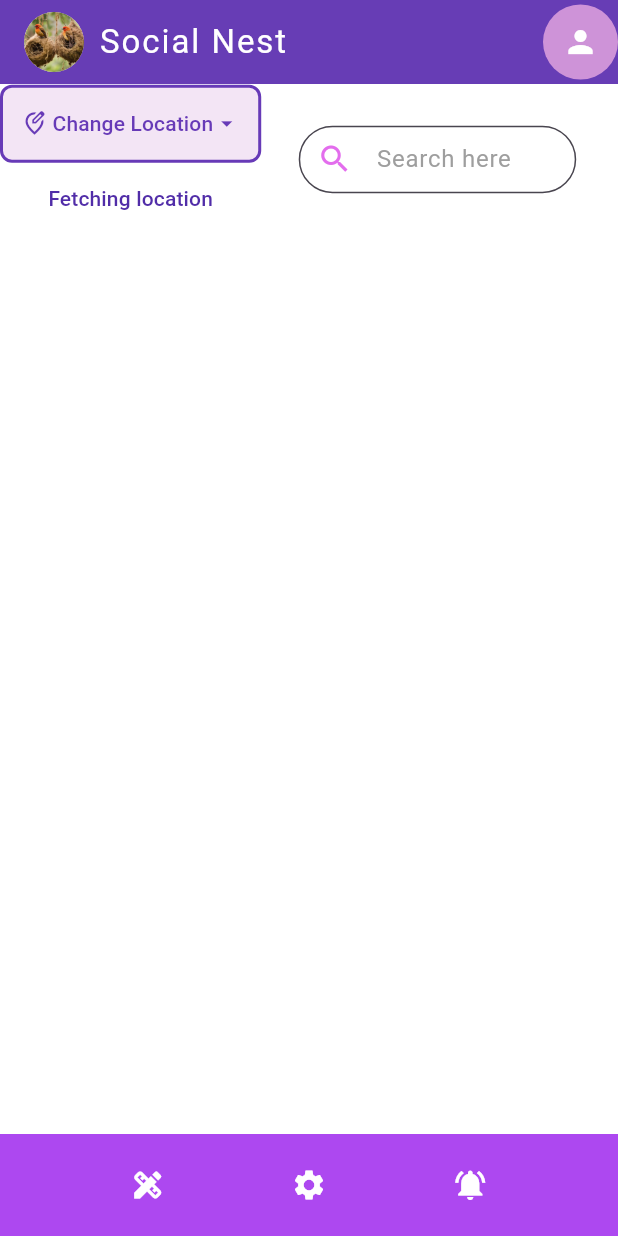
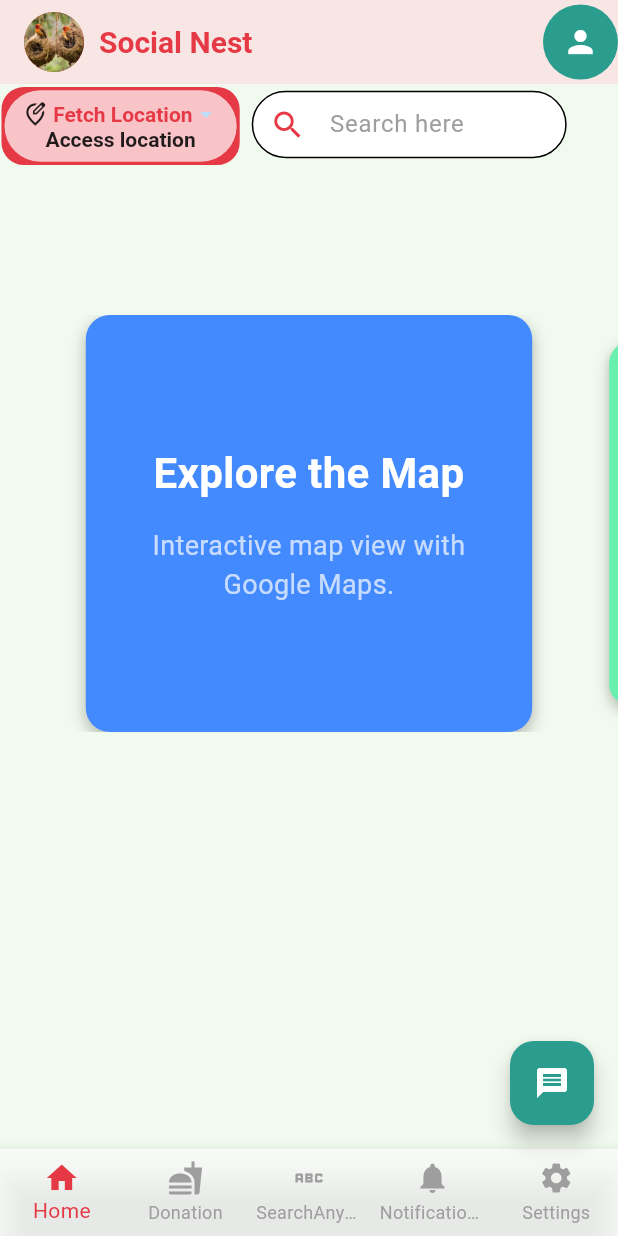
Before and after one commit to SpoorthyS1/Social_Nest, a Flutter app: the screen it shows once a user with an empty profile is signed in, on a phone screen of 412 x 824 dp. Run offline on Flutter 3.47's test engine with Material 3 defaults, Android fonts, the light colour scheme and no system bars; drawn by our look-alikes of carousel_slider; our stand-ins replace firebase_auth, firebase_core, geocoding, geolocator, google_sign_in; accounts and stored records are empty.

Commit message:
Theme and layout change

```diff
--- /dev/null
+++ b/lib/component/carousel_cards.dart
@@ -0,0 +1,92 @@
+import 'package:flutter/material.dart';
+import 'package:carousel_slider/carousel_slider.dart';
+
+class TallCarouselCards extends StatelessWidget {
+  @override
+  Widget build(BuildContext context) {
+    final theme = Theme.of(context);
+
+    return Scaffold(
+      body: CarouselSlider(
+        options: CarouselOptions(
+          height: MediaQuery.of(context).size.height, // Full screen height
+          autoPlay: true,
+          enlargeCenterPage: true,
+          enableInfiniteScroll: false,
+          autoPlayInterval: Duration(seconds: 3),
+        ),
+        items: [
+          _customCard(
+              "Explore the Map",
+              "Interactive map view with Google Maps.",
+              theme,
+              Colors.blueAccent,
+              context),
+          _customCard("Nearby Places", "Discover cafes, gyms, parks, and more!",
+              theme, Colors.greenAccent, context),
+          _customCard("Game Notifications", "Invite friends a!", theme,
+              Colors.orangeAccent, context),
+          _customCard(
+              "Food Collection",
+              "Contribute to food drives in your area.",
+              theme,
+              Colors.purpleAccent,
+              context),
+          _customCard(
+              "News & Updates",
+              "Stay updated with the latest community news.",
+              theme,
+              Colors.redAccent,
+              context),
+        ],
+      ),
+    );
+  }
+
+  Widget _customCard(String title, String description, ThemeData theme,
+      Color color, BuildContext context) {
+    return Container(
+      margin:
+          const EdgeInsets.symmetric(horizontal: 16), // Spacing between cards
+      height: MediaQuery.of(context).size.height * 0.85, // 85% of screen height
+      decoration: BoxDecoration(
+        color: color,
+        borderRadius: BorderRadius.circular(16.0),
+        boxShadow: [
+          BoxShadow(
+            color: Colors.black26,
+            blurRadius: 8,
+            offset: Offset(0, 4),
+          ),
+        ],
+      ),
+      child: Padding(
+        padding: const EdgeInsets.all(20.0),
+        child: Column(
+          mainAxisAlignment: MainAxisAlignment.center,
+          children: [
+            Text(
+              title,
+              style: TextStyle(
+                fontSize: 28,
+                fontWeight: FontWeight.bold,
+                color: Colors.white,
+              ),
+              textAlign: TextAlign.center,
+            ),
+            SizedBox(height: 16),
+            Text(
+              description,
+              style: TextStyle(
+                fontSize: 18,
+                fontWeight: FontWeight.normal,
+                color: Colors.white70,
+              ),
+              textAlign: TextAlign.center,
+            ),
+          ],
+        ),
+      ),
+    );
+  }
+}
--- a/lib/main.dart
+++ b/lib/main.dart
@@ -2,6 +2,7 @@ import 'package:flutter/material.dart';
 import 'package:firebase_core/firebase_core.dart';
 import 'package:firebase_auth/firebase_auth.dart';
 import 'package:provider/provider.dart';
+import 'package:social_nest/methods/Theme.dart';
 import 'package:social_nest/methods/firebase_auth_methods.dart';
 // import 'package:loginss/pages/register_page.dart';
 import 'firebase_options.dart';
@@ -38,6 +39,9 @@ class MyApp extends StatelessWidget {
       ],
       child: MaterialApp(
           debugShowCheckedModeBanner: false,
+          theme: AppTheme.lightTheme, // Light Theme
+          darkTheme: AppTheme.darkTheme, // Dark Theme
+          themeMode: ThemeMode.system,
           home: StreamBuilder(
               stream: FirebaseAuth.instance.userChanges(),
               builder: (context, snapshot) {
--- /dev/null
+++ b/lib/methods/Theme.dart
@@ -0,0 +1,164 @@
+import 'package:flutter/material.dart';
+
+class AppTheme {
+  static ThemeData lightTheme = ThemeData(
+    brightness: Brightness.light,
+    primaryColor: const Color(0xFFe63946), // Red
+    colorScheme: ColorScheme.light(
+      primary: const Color(0xFFe63946), // Red
+      secondary: const Color(0xFF2a9d8f), // Green (Teal)
+    ),
+    scaffoldBackgroundColor: const Color(0xFFF1FAEE), // Soft Light Background
+    appBarTheme: const AppBarTheme(
+      backgroundColor: Colors.white70, // Red for AppBar
+      elevation: 4,
+      iconTheme: IconThemeData(color: Colors.white),
+      titleTextStyle: TextStyle(
+        color: const Color(0xFFe63946),
+        fontWeight: FontWeight.bold,
+        fontSize: 20,
+      ),
+    ),
+    floatingActionButtonTheme: const FloatingActionButtonThemeData(
+      backgroundColor: Color(0xFF2a9d8f), // Green for FAB
+      foregroundColor: Colors.white,
+    ),
+    bottomNavigationBarTheme: const BottomNavigationBarThemeData(
+      backgroundColor: Colors.white70, // Dark Gray
+      selectedItemColor: Color(0xFFe63946), // Green for selected items
+      unselectedItemColor: Colors.grey,
+    ),
+    textTheme: const TextTheme(
+      displayLarge: TextStyle(
+        fontSize: 32.0,
+        fontWeight: FontWeight.bold,
+        color: Colors.white, // White Text
+      ),
+      displayMedium: TextStyle(
+        fontSize: 24.0,
+        fontWeight: FontWeight.bold,
+        color: Colors.white, // White Text
+      ),
+      bodyLarge: TextStyle(
+        fontSize: 16.0,
+        color: Colors.white70, // Slightly Greyed White
+      ),
+      bodyMedium: TextStyle(
+        fontSize: 14.0,
+        color: Colors.white70, // Slightly Greyed White
+      ),
+      labelLarge: TextStyle(
+        fontSize: 16.0,
+        fontWeight: FontWeight.bold,
+        color: Color(0xFF2a9d8f), // Green for Labels
+      ),
+    ),
+    elevatedButtonTheme: ElevatedButtonThemeData(
+      style: ElevatedButton.styleFrom(
+        backgroundColor:
+            const Color.fromARGB(255, 227, 186, 189), // Soft pinkish-red color
+        shape: RoundedRectangleBorder(
+          borderRadius: BorderRadius.circular(8.0),
+        ),
+      ),
+    ),
+    inputDecorationTheme: const InputDecorationTheme(
+      filled: true,
+      fillColor: Colors.white,
+      contentPadding: EdgeInsets.symmetric(vertical: 10.0, horizontal: 15.0),
+      border: OutlineInputBorder(
+        borderRadius: BorderRadius.all(Radius.circular(8.0)),
+        borderSide: BorderSide(color: Color(0xFFe63946), width: 2.0),
+      ),
+      hintStyle: TextStyle(color: Colors.grey),
+      prefixIconColor: Color(0xFFe63946), // Red prefix icon color
+    ),
+    textButtonTheme: TextButtonThemeData(
+      style: TextButton.styleFrom(
+        foregroundColor: const Color(0xFFe63946),
+        disabledForegroundColor:
+            Colors.grey.withOpacity(0.38), // Disabled button color
+        textStyle: const TextStyle(fontWeight: FontWeight.bold),
+      ),
+    ),
+  );
+
+  static ThemeData darkTheme = ThemeData(
+    brightness: Brightness.dark,
+    primaryColor: const Color(0xFFe63946), // Red
+    colorScheme: ColorScheme.dark(
+      primary: const Color(0xFFe63946), // Red
+      secondary: const Color(0xFF2a9d8f), // Green (Teal)
+    ),
+    scaffoldBackgroundColor: const Color(0xFF1a1a1a), // Dark Background
+    appBarTheme: const AppBarTheme(
+      backgroundColor: Color(0xFF333333), // Dark Gray AppBar
+      titleTextStyle: TextStyle(
+        color: Colors.white,
+        fontWeight: FontWeight.bold,
+        fontSize: 20,
+      ),
+      iconTheme: IconThemeData(color: Colors.white),
+    ),
+    floatingActionButtonTheme: const FloatingActionButtonThemeData(
+      backgroundColor: Color(0xFF2a9d8f), // Green for FAB
+      foregroundColor: Colors.white,
+    ),
+    bottomNavigationBarTheme: const BottomNavigationBarThemeData(
+      backgroundColor: Color(0xFF333333), // Dark Gray
+      selectedItemColor: const Color(0xFFe63946), // Green for selected items
+      unselectedItemColor: Colors.grey,
+    ),
+    textTheme: const TextTheme(
+      displayLarge: TextStyle(
+        fontSize: 32.0,
+        fontWeight: FontWeight.bold,
+        color: Colors.white, // White Text
+      ),
+      displayMedium: TextStyle(
+        fontSize: 24.0,
+        fontWeight: FontWeight.bold,
+        color: Colors.white, // White Text
+      ),
+      bodyLarge: TextStyle(
+        fontSize: 16.0,
+        color: Colors.white70, // Slightly Greyed White
+      ),
+      bodyMedium: TextStyle(
+        fontSize: 14.0,
+        color: Colors.white70, // Slightly Greyed White
+      ),
+      labelLarge: TextStyle(
+        fontSize: 16.0,
+        fontWeight: FontWeight.bold,
+        color: Color(0xFF2a9d8f), // Green for Labels
+      ),
+    ),
+    buttonTheme: ButtonThemeData(
+      buttonColor: const Color(0xFFe63946), // Red Buttons
+      textTheme: ButtonTextTheme.primary,
+      shape: RoundedRectangleBorder(
+        borderRadius: BorderRadius.circular(8.0),
+      ),
+    ),
+    inputDecorationTheme: const InputDecorationTheme(
+      filled: true,
+      fillColor: Colors.white,
+      contentPadding: EdgeInsets.symmetric(vertical: 10.0, horizontal: 15.0),
+      border: OutlineInputBorder(
+        borderRadius: BorderRadius.all(Radius.circular(8.0)),
+        borderSide: BorderSide(color: Color(0xFFe63946), width: 2.0),
+      ),
+      hintStyle: TextStyle(color: Colors.grey),
+      prefixIconColor: Color(0xFFe63946), // Red prefix icon color
+    ),
+    textButtonTheme: TextButtonThemeData(
+      style: TextButton.styleFrom(
+        foregroundColor: Colors.white,
+        disabledForegroundColor:
+            Colors.grey.withOpacity(0.38), // Disabled button color
+        textStyle: const TextStyle(fontWeight: FontWeight.bold),
+      ),
+    ),
+  );
+}
--- a/lib/pages/HomePage.dart
+++ b/lib/pages/HomePage.dart
@@ -1,6 +1,7 @@
 import 'package:flutter/material.dart';
 import 'package:geolocator/geolocator.dart';
 import 'package:geocoding/geocoding.dart';
+import 'package:social_nest/component/carousel_cards.dart';
 import 'package:social_nest/component/locations.dart';
 import 'package:social_nest/pages/Notifications.dart';
 import 'package:social_nest/pages/Profile.dart';
@@ -18,8 +19,10 @@ class _HomePageState extends State<HomePage> {
   final LocationService locationService = LocationService();
 
   String? address = null;
-  String? sublocality = 'Fetching location';
+  String? sublocality = 'Access location';
   Position? currentPosition = null;
+
+  int _selectedIndex = 0;
 
   Future<void> fetchLocation() async {
     try {
@@ -67,14 +70,44 @@ class _HomePageState extends State<HomePage> {
     }
   }
 
-  TextEditingController myController = TextEditingController();
+  void _onItemTapped(int index) {
+    setState(() {
+      _selectedIndex = index;
+    });
+    switch (index) {
+      case 0:
+        Navigator.pushReplacement(
+          context,
+          MaterialPageRoute(builder: (context) => HomePage()),
+        );
+        break;
+      case 1:
+        Navigator.pushReplacement(
+          context,
+          MaterialPageRoute(builder: (context) => Services()),
+        );
+        break;
+      case 2:
+        Navigator.pushReplacement(
+          context,
+          MaterialPageRoute(builder: (context) => Notifications()),
+        );
+        break;
+      case 3:
+        Navigator.pushReplacement(
+          context,
+          MaterialPageRoute(builder: (context) => Settings()),
+        );
+        break;
+    }
+  }
 
   @override
   Widget build(BuildContext context) {
     return Scaffold(
-      backgroundColor: Colors.white,
+      backgroundColor: Theme.of(context).scaffoldBackgroundColor,
       appBar: AppBar(
-        backgroundColor: Colors.deepPurple, // Deep Purple for AppBar
+        backgroundColor: Theme.of(context).appBarTheme.backgroundColor,
         elevation: 8.0,
         title: Row(
           mainAxisAlignment: MainAxisAlignment.start,
@@ -85,10 +118,7 @@ class _HomePageState extends State<HomePage> {
             SizedBox(width: 10.0),
             Text(
               'Social Nest',
-              style: TextStyle(
-                letterSpacing: 1.3,
-                color: Colors.white,
-              ),
+              style: Theme.of(context).appBarTheme.titleTextStyle,
             ),
             SizedBox(height: 20),
           ],
@@ -99,7 +129,8 @@ class _HomePageState extends State<HomePage> {
             width: 50,
             decoration: BoxDecoration(
               borderRadius: BorderRadius.circular(50),
-              color: Colors.purple.shade200, // Light Purple Background
+              color:
+                  Theme.of(context).floatingActionButtonTheme.backgroundColor,
             ),
             child: IconButton(
               onPressed: () {
@@ -110,7 +141,8 @@ class _HomePageState extends State<HomePage> {
               },
               icon: Icon(
                 Icons.person,
-                color: Colors.white,
+                color:
+                    Theme.of(context).floatingActionButtonTheme.foregroundColor,
               ),
             ),
           ),
@@ -124,111 +156,136 @@ class _HomePageState extends State<HomePage> {
                 child: Column(
                   children: [
                     Container(
-                      margin: EdgeInsets.only(top: 0.5),
+                        margin: EdgeInsets.only(top: 2, left: 1.0),
                         decoration: BoxDecoration(
-                        color: Colors.purple.shade50, // Light Purple background
+                          color: Theme.of(context).primaryColor,
                           border: Border.all(
-                          color: Colors.deepPurple, // Deep Purple border
+                            color: Theme.of(context).primaryColor,
                             width: 2,
                           ),
-                        borderRadius: BorderRadius.circular(8.0),
+                          borderRadius: BorderRadius.circular(15),
                         ),
                         child: TextButton(
-                        onPressed: () {},
-                        child: Row(
+                          onPressed: fetchLocation,
+                          style: TextButton.styleFrom(
+                            backgroundColor: Theme.of(context)
+                                .bottomNavigationBarTheme
+                                .backgroundColor,
+                            // Text color for light/dark theme
+                          ),
+                          child: Column(
+                            children: [
+                              Row(
                                 children: [
                                   Icon(Icons.edit_location_outlined,
-                                color: Colors.deepPurple),
+                                      color: Theme.of(context).iconTheme.color),
                                   SizedBox(width: 3.0),
                                   Text(
-                              "Change Location",
-                              style: TextStyle(color: Colors.deepPurple),
+                                    "Fetch Location",
+                                    style: TextStyle(
+                                      color: Theme.of(context)
+                                          .primaryColor, // Color for text based on theme
                                     ),
-                            Icon(Icons.arrow_drop_down_sharp,
-                                color: Colors.deepPurple),
+                                  ),
+                                  Icon(
+                                    Icons.arrow_drop_down_sharp,
+                                    color: Theme.of(context)
+                                        .primaryColorLight, // Light primary color for dropdown icon
+                                  ),
                                 ],
                               ),
-                      ),
-                    ),
-                    TextButton(
-                      onPressed: fetchLocation,
-                      child: Text(
+                              Text(
                                 '$sublocality',
                                 style: TextStyle(
-                          color: Colors.deepPurple.shade700,
-                        ),
+                                  color: Theme.of(context).brightness ==
+                                          Brightness.dark
+                                      ? Colors.white70 // For dark theme
+                                      : Colors.black87, // For light theme
                                 ),
                               ),
                             ],
                           ),
+                        )),
+                  ],
                 ),
-              SizedBox(width: 15),
+              ),
+              SizedBox(width: 3),
               Container(
-                margin: EdgeInsets.only(left: 10.0, top: 0.0),
-                width: 185.0,
+                margin: EdgeInsets.only(left: 5.0, top: 0.0),
+                width: 210.0,
                 height: 45.0,
                 child: TextField(
                   cursorWidth: 1,
-                  controller: myController,
+                  controller: TextEditingController(),
                   decoration: InputDecoration(
                     hintText: "Search here",
                     hintStyle: TextStyle(color: Colors.grey),
                     prefixIcon: Icon(Icons.search,
-                        color: const Color.fromARGB(255, 227, 109, 237)),
+                        color: Theme.of(context).primaryColor),
                     filled: true,
-                    fillColor: const Color.fromARGB(255, 255, 255, 255),
+                    fillColor: Colors.white,
                     contentPadding:
                         EdgeInsets.symmetric(vertical: 10.0, horizontal: 15.0),
                     border: OutlineInputBorder(
                       borderRadius: BorderRadius.circular(50.0),
-                      borderSide:
-                          BorderSide(color: Colors.deepPurple, width: 2.0),
+                      borderSide: BorderSide(
+                        color: Theme.of(context).primaryColor,
+                        width: 2.0,
+                      ),
                     ),
                   ),
                 ),
               ),
             ],
           ),
+          SizedBox(
+            height: 100,
+          ),
+          Expanded(
+            child: TallCarouselCards(),
+          ),
           Spacer(),
-          Container(
-            color: const Color.fromARGB(
-                255, 173, 72, 240), // Footer Background Color
-            padding: EdgeInsets.symmetric(vertical: 10.0, horizontal: 15.0),
-            child: Row(
-              mainAxisAlignment: MainAxisAlignment.spaceEvenly,
-              children: [
-                IconButton(
-                  icon: Icon(Icons.design_services),
-                  color: Colors.white, // Icons in White
-                  onPressed: () {
-                    Navigator.push(
-                      context,
-                      MaterialPageRoute(builder: (context) => Services()),
-                    );
-                  },
-                ),
-                IconButton(
-                  icon: Icon(Icons.settings),
-                  color: Colors.white, // Icons in White
-                  onPressed: () {
-                    Navigator.push(
-                      context,
-                      MaterialPageRoute(builder: (context) => Settings()),
-                    );
-                  },
-                ),
-                IconButton(
-                  icon: Icon(Icons.notifications_active),
-                  color: Colors.white, // Icons in White
-                  onPressed: () {
-                    Navigator.push(
-                      context,
-                      MaterialPageRoute(builder: (context) => Notifications()),
-                    );
-                  },
-                ),
         ],
       ),
+      floatingActionButton: FloatingActionButton(
+        onPressed: () {
+          // Handle messaging functionality
+        },
+        backgroundColor:
+            Theme.of(context).floatingActionButtonTheme.backgroundColor,
+        child: Icon(Icons.message,
+            color: Theme.of(context).floatingActionButtonTheme.foregroundColor),
+      ),
+      bottomNavigationBar: BottomNavigationBar(
+        type: BottomNavigationBarType.fixed,
+        backgroundColor:
+            Theme.of(context).bottomNavigationBarTheme.backgroundColor,
+        selectedItemColor:
+            Theme.of(context).bottomNavigationBarTheme.selectedItemColor,
+        unselectedItemColor:
+            Theme.of(context).bottomNavigationBarTheme.unselectedItemColor,
+        currentIndex: _selectedIndex,
+        onTap: _onItemTapped,
+        items: const <BottomNavigationBarItem>[
+          BottomNavigationBarItem(
+            icon: Icon(Icons.home),
+            label: 'Home',
+          ),
+          BottomNavigationBarItem(
+            icon: Icon(Icons.fastfood),
+            label: 'Donation',
+          ),
+          BottomNavigationBarItem(
+            icon: Icon(Icons.abc),
+            label: 'SearchAnyService',
+          ),
+          BottomNavigationBarItem(
+            icon: Icon(Icons.notifications),
+            label: 'Notifications',
+          ),
+          BottomNavigationBarItem(
+            icon: Icon(Icons.settings),
+            label: 'Settings',
           ),
         ],
       ),
--- a/pubspec.yaml
+++ b/pubspec.yaml
@@ -28,6 +28,7 @@ environment:
 # the latest version available on pub.dev. To see which dependencies have newer
 # versions available, run `flutter pub outdated`.
 dependencies:
+  carousel_slider: ^5.0.0
   cupertino_icons: ^1.0.8
   firebase_auth: ^5.3.4
   firebase_core: ^3.8.1
@@ -35,8 +36,10 @@ dependencies:
     sdk: flutter
   geocoding: ^3.0.0
   geolocator: ^13.0.2
+  google_maps_flutter: ^2.10.0
   google_sign_in: ^6.2.2
   provider: ^6.1.2
+
 
 dev_dependencies:
   flutter_lints: ^4.0.0
@@ -76,6 +79,6 @@ flutter:
   #       - asset: fonts/TrajanPro.ttf
   #       - asset: fonts/TrajanPro_Bold.ttf
   #         weight: 700
-  #
+
   # For details regarding fonts from package dependencies,
   # see https://flutter.dev/to/font-from-package
```
Also changed, not shown: pubspec.lock. Lines whose indentation alone changed are shown as unchanged.
